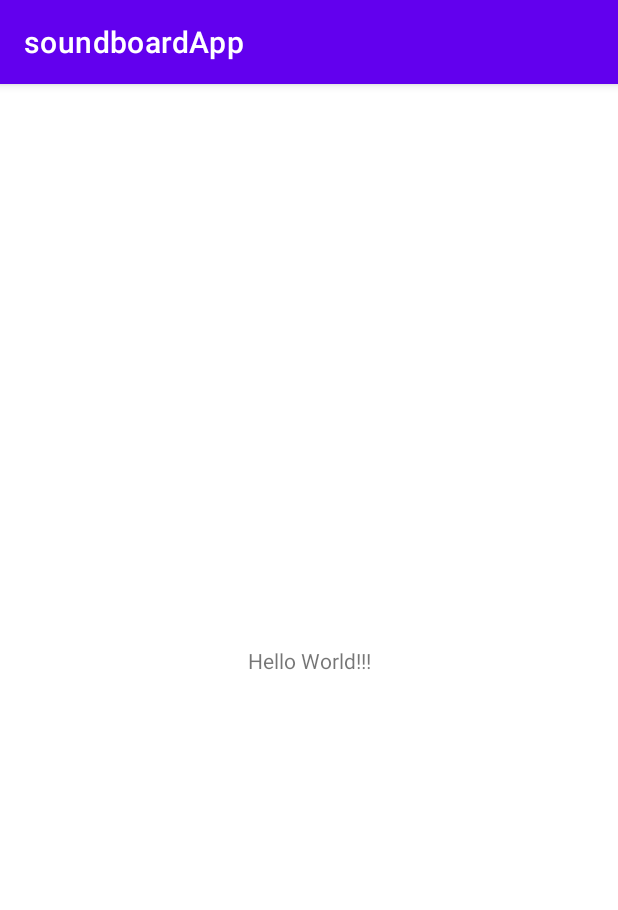
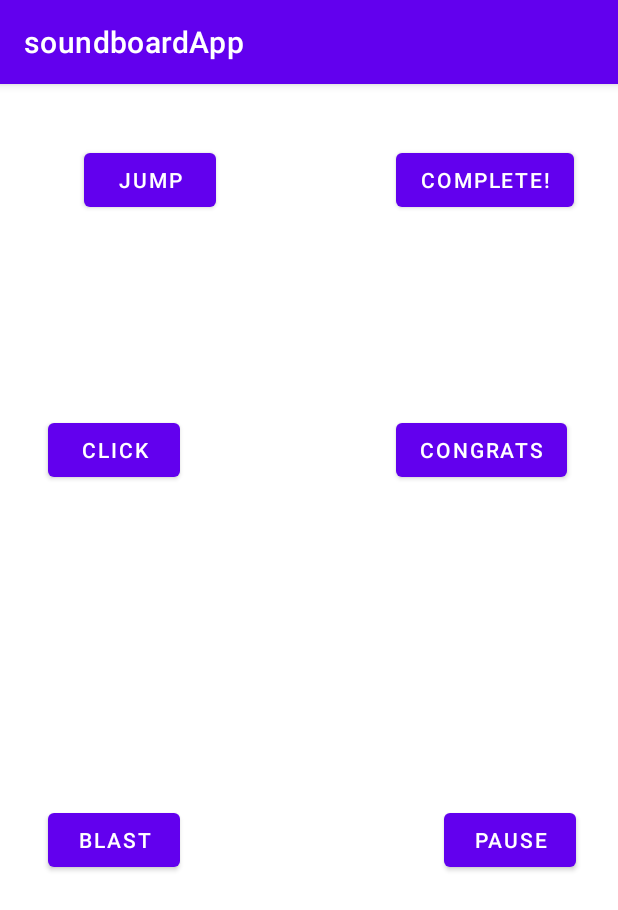
Before and after one commit to TheStarCorner/soundboardApp, an Android app: the screen it shows after launch (MainActivity), on a phone screen of 412 x 824 dp. Shown: the top 910 px of the screen. Run offline under Robolectric (Android 15) with nearby library versions, the phone set to English and light mode, and no system bars.

Commit message:
Finished project.

```diff
--- a/app/src/main/java/com/example/soundboardapp/MainActivity.kt
+++ b/app/src/main/java/com/example/soundboardapp/MainActivity.kt
@@ -1,11 +1,92 @@
 package com.example.soundboardapp
 
+import android.os.Bundle
+import android.media.AudioAttributes
+import android.media.AudioManager
+import android.media.SoundPool
+import android.os.Build
+import android.view.View
+import android.widget.Button
+
 import androidx.appcompat.app.AppCompatActivity
-import android.os.Bundle
 
+// soundPool is a great program to import for Android apps when it comes
+// to playing short sounds like a .wav file.
+
+// The code below is a collection of the sounds from the raw folder with the .wav
+// files. Also, It uses the soundPool tool for the soundboard app.
 class MainActivity : AppCompatActivity() {
+    private var soundPool: SoundPool? = null
+    private var blast = 0
+    private var clicksound = 0
+    private var complete = 0
+    private var congrats = 0
+    private var jumpsound = 0
+    private var pause = 0
     override fun onCreate(savedInstanceState: Bundle?) {
         super.onCreate(savedInstanceState)
         setContentView(R.layout.activity_main)
+        soundPool = if (Build.VERSION.SDK_INT >= Build.VERSION_CODES.LOLLIPOP) {
+            val audioAttributes = AudioAttributes.Builder()
+                .setUsage(AudioAttributes.USAGE_ASSISTANCE_SONIFICATION)
+                .setContentType(AudioAttributes.CONTENT_TYPE_SONIFICATION)
+                .build()
+            SoundPool.Builder()
+                .setMaxStreams(6)
+                .setAudioAttributes(audioAttributes)
+                .build()
+        } else {
+            SoundPool(6, AudioManager.STREAM_MUSIC, 0)
+        }
+        /// This imports the .wav files from the raw folder for
+        /// the soundPool program.
+        blast = soundPool!!.load(this, R.raw.blast, 1)
+        clicksound = soundPool!!.load(this, R.raw.clicksound, 1)
+        complete = soundPool!!.load(this, R.raw.complete, 1)
+        congrats = soundPool!!.load(this, R.raw.congrats, 1)
+        jumpsound = soundPool!!.load(this, R.raw.jumpsound, 1)
+        pause = soundPool!!.load(this, R.raw.pause, 1)
+
+        // For buttons 1-6, the process creates a val variable that
+        // makes each button playable and listenable in the app.
+
+        // The loop is set to 0 to prevent it from playing nonstop.
+
+        val button1 = findViewById<Button>(R.id.button_sound1)
+        button1.setOnClickListener{
+            soundPool!!.play(blast, 1f, 1f, 0, 0, 1f)
+
+        }
+        val button2 = findViewById<Button>(R.id.button_sound2)
+        button2.setOnClickListener{
+            soundPool!!.play( clicksound, 1f, 1f, 0, 0, 1f)
+        }
+        val button3 = findViewById<Button>(R.id.button_sound3)
+        button3.setOnClickListener{
+            soundPool!!.play( complete, 1f, 1f, 0, 0, 1f)
+        }
+        val button4 = findViewById<Button>(R.id.button_sound4)
+        button4.setOnClickListener{
+            soundPool!!.play( congrats, 1f, 1f, 0, 0, 1f)
+        }
+        val button5 = findViewById<Button>(R.id.button_sound5)
+        button5.setOnClickListener{
+            soundPool!!.play( jumpsound, 1f, 1f, 0, 0, 1f)
+        }
+        val button6 = findViewById<Button>(R.id.button_sound6)
+        button6.setOnClickListener{
+            soundPool!!.play( pause, 1f, 1f, 0, 0, 1f)
+        }
+    }
+
+    // This piece of code helps the soundPool sound effects stop playing after
+    // the user presses the button once.
+
+    // In other words, once the user presses the button, the sound plays, then
+    // it goes back to silence.
+    override fun onDestroy() {
+        super.onDestroy()
+        soundPool!!.release()
+        soundPool = null
     }
 }
--- a/app/src/main/res/layout/activity_main.xml
+++ b/app/src/main/res/layout/activity_main.xml
@@ -6,13 +6,71 @@
     android:layout_height="match_parent"
     tools:context=".MainActivity">
 
-    <TextView
+    <!-- Each button has a specific id that is important for the
+     Kotlin file in the MainActivity. Also, in the design mode, the
+     rearrangement of the margin and height of the button helps with the
+     functionality of the app.-->
+    <Button
+        android:id="@+id/button_sound1"
         android:layout_width="wrap_content"
         android:layout_height="wrap_content"
-        android:text="Hello World!!!"
-        app:layout_constraintBottom_toBottomOf="parent"
-        app:layout_constraintLeft_toLeftOf="parent"
-        app:layout_constraintRight_toRightOf="parent"
+        android:layout_marginStart="32dp"
+        android:layout_marginTop="212dp"
+
+        android:text="Blast"
+        app:layout_constraintStart_toStartOf="parent"
+        app:layout_constraintTop_toBottomOf="@+id/button_sound2" />
+
+    <Button
+        android:id="@+id/button_sound2"
+        android:layout_width="wrap_content"
+        android:layout_height="wrap_content"
+        android:layout_marginStart="32dp"
+        android:layout_marginTop="132dp"
+
+        android:text="Click"
+        app:layout_constraintStart_toStartOf="parent"
+        app:layout_constraintTop_toBottomOf="@+id/button_sound5" />
+
+    <Button
+        android:id="@+id/button_sound3"
+        android:layout_width="wrap_content"
+        android:layout_height="wrap_content"
+        android:layout_marginStart="120dp"
+        android:layout_marginTop="40dp"
+
+        android:text="Complete!"
+        app:layout_constraintStart_toEndOf="@+id/button_sound5"
         app:layout_constraintTop_toTopOf="parent" />
 
+    <Button
+        android:id="@+id/button_sound4"
+        android:layout_width="wrap_content"
+        android:layout_height="wrap_content"
+        android:layout_marginStart="144dp"
+        android:layout_marginTop="132dp"
+
+        android:text="Congrats"
+        app:layout_constraintStart_toEndOf="@+id/button_sound2"
+        app:layout_constraintTop_toBottomOf="@+id/button_sound3" />
+
+    <Button
+        android:id="@+id/button_sound5"
+        android:layout_width="wrap_content"
+        android:layout_height="wrap_content"
+        android:layout_marginStart="56dp"
+        android:layout_marginTop="40dp"
+        android:text="Jump"
+        app:layout_constraintStart_toStartOf="parent"
+        app:layout_constraintTop_toTopOf="parent" />
+
+    <Button
+        android:id="@+id/button_sound6"
+        android:layout_width="wrap_content"
+        android:layout_height="wrap_content"
+        android:layout_marginStart="176dp"
+        android:layout_marginTop="212dp"
+        android:text="Pause"
+        app:layout_constraintStart_toEndOf="@+id/button_sound1"
+        app:layout_constraintTop_toBottomOf="@+id/button_sound4" />
 </androidx.constraintlayout.widget.ConstraintLayout>
```
Also changed, not shown: 8 other files.
